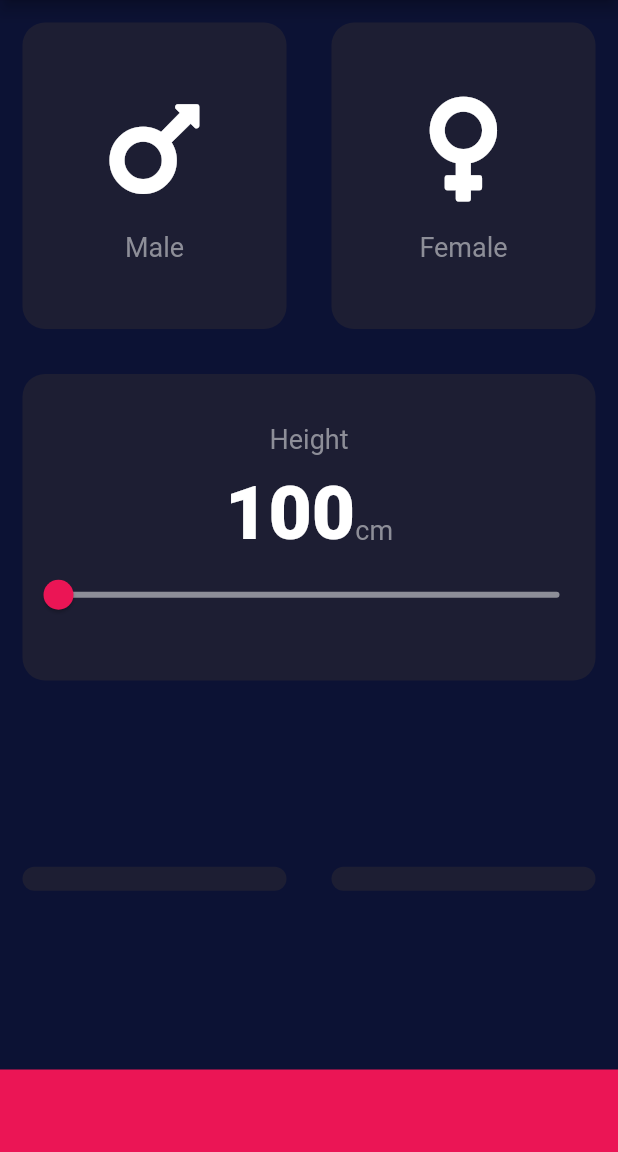
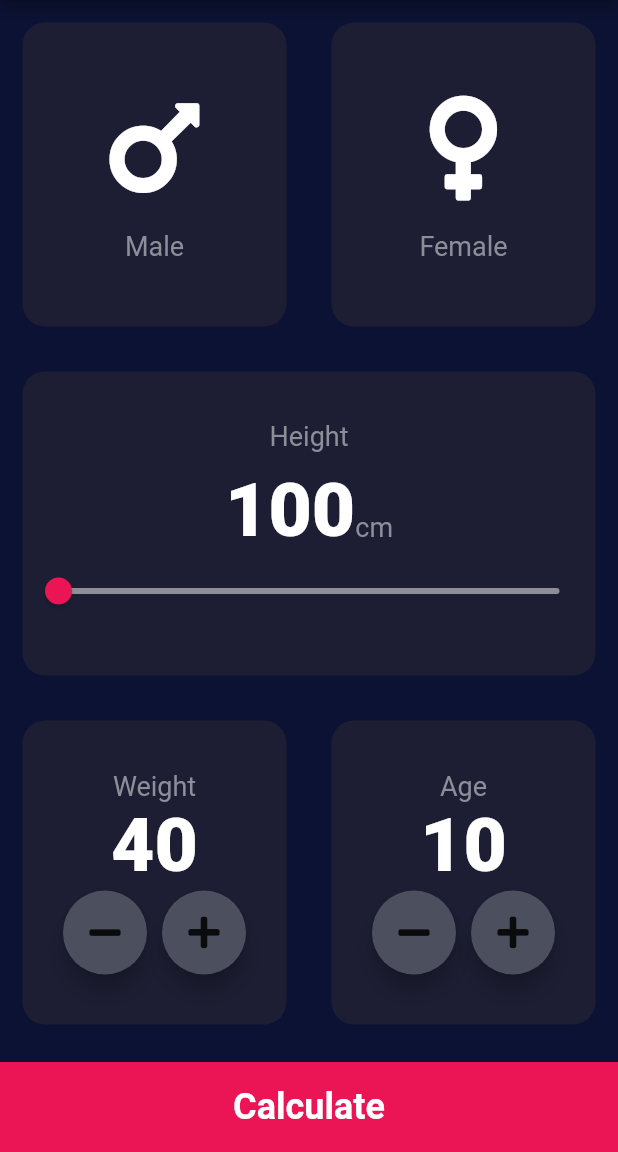
Before and after one commit to LucioMorales/Flutter-Course-Proyects, a Flutter app: the screen it shows after launch, on a phone screen of 412 x 824 dp, the part 84-1236 px from its top. Run offline on Flutter 3.47's test engine with Material 2 defaults, Android fonts, the light colour scheme and no system bars; our stand-ins replace audioplayers, font_awesome_flutter, get, get_storage, hexcolor, introduction_screen and 1 more.

Commit message:
Lot of Changes: - overall app structure - changed icon and name of app - added screens - added widgets - added functionality

```diff
--- /dev/null
+++ b/bmi_calculator/lib/calculator.dart
@@ -0,0 +1,36 @@
+import 'dart:math';
+
+class Calculator{
+  Calculator({this.weight=0,this.height=0});
+
+  final int height;
+  final int weight;
+
+  double _bmi = 0;
+
+  String calculateBMI() {
+    _bmi = weight/pow(height/100, 2);
+    return _bmi.toStringAsFixed(1);
+  }
+
+  String getResult(){
+    if(_bmi >= 25){
+      return 'Overweight';
+    } else if(_bmi > 18.5){
+      return 'normal';
+    } else{
+      return 'Underweight';
+    }
+  }
+
+  String getInterpretation(){
+    if(_bmi >= 25){
+      return 'You have a higher than normal body weight. Try to exercise more.';
+    } else if(_bmi > 18.5){
+      return 'You have a normal weight. Good Job!';
+    } else{
+      return 'You have a lower than normal body weight. You can eat a bit more.';
+    }
+  }
+
+}
--- /dev/null
+++ b/bmi_calculator/lib/components/bottom_button.dart
@@ -0,0 +1,28 @@
+import 'package:flutter/material.dart';
+import 'package:bmi_calculator/constants.dart';
+
+class BottomButton extends StatelessWidget {
+  BottomButton({this.buttonText = '', this.onTap});
+
+  final String buttonText;
+  final VoidCallback? onTap;
+
+  @override
+  Widget build(BuildContext context) {
+    return GestureDetector(
+      onTap: onTap,
+      child: Container(
+        child: Center(
+          child: Text(
+            buttonText,
+            style: kContainerTextStyle,
+          ),
+        ),
+        color: kBottomContainerColor,
+        margin: EdgeInsets.only(top: 10.0),
+        width: double.infinity,
+        height: kBottomContainerHeigth,
+      ),
+    );
+  }
+}
--- a/bmi_calculator/lib/card_model.dart
+++ b/bmi_calculator/lib/components/card_model.dart
@@ -1,5 +1,5 @@
 import 'package:flutter/material.dart';
-import 'constants.dart';
+import 'package:bmi_calculator/constants.dart';
 
 class CardModel extends StatelessWidget {
   final Color colorin;
--- a/bmi_calculator/lib/icon_content.dart
+++ b/bmi_calculator/lib/components/icon_content.dart
@@ -1,5 +1,5 @@
 import 'package:flutter/material.dart';
-import 'constants.dart';
+import 'package:bmi_calculator/constants.dart';
 
 
 class CardChild extends StatelessWidget {
--- /dev/null
+++ b/bmi_calculator/lib/components/round_icon.dart
@@ -0,0 +1,24 @@
+import 'package:flutter/material.dart';
+import 'package:font_awesome_flutter/font_awesome_flutter.dart';
+
+class RoundIconButton extends StatelessWidget {
+  RoundIconButton({this.icon = FontAwesomeIcons.minus, this.onPressed});
+
+  final IconData icon;
+  final VoidCallback? onPressed;
+
+  @override
+  Widget build(BuildContext context) {
+    return RawMaterialButton(
+      elevation: 6.0,
+      child: Icon(icon),
+      onPressed: onPressed,
+      constraints: BoxConstraints.tightFor(
+        width: 56.0,
+        height: 56.0,
+      ),
+      shape: CircleBorder(),
+      fillColor: Color(0xFF4C4F5E),
+    );
+  }
+}
--- a/bmi_calculator/lib/constants.dart
+++ b/bmi_calculator/lib/constants.dart
@@ -1,6 +1,6 @@
 import 'package:flutter/material.dart';
 
-const kBottomContainerHeigth = 55.0;
+const kBottomContainerHeigth = 60.0;
 const kBottomContainerColor = Color(0xFFEB1555);
 const kInactiveCardColor = Color(0xFF1D1E33);
 const kActiveCardColor = Color(0xFF111328);
@@ -12,7 +12,31 @@ const kBottomTextStyle = TextStyle(
   color: Color(0xFF8D8E98),
 );
 
+const kContainerTextStyle = TextStyle(
+  fontSize: 24.0,
+  fontWeight: FontWeight.bold,
+);
+const kTitleTextStyle = TextStyle(
+  fontSize: 50.0,
+  fontWeight: FontWeight.bold,
+);
+
+const kResultTextStyle = TextStyle(
+  fontSize: 22.0,
+  color: Color(0xFF24D876),
+  fontWeight: FontWeight.bold,
+);
+
+const kResultNumbertStyle = TextStyle(
+  fontSize: 100.0,
+  fontWeight: FontWeight.bold,
+);
+
+const kRecommendationStyle = TextStyle(
+  fontSize: 22.0,
+);
+
 const kNumber = TextStyle(
-  fontSize: 50,
+  fontSize: 50.0,
   fontWeight: FontWeight.w900,
 );
--- a/bmi_calculator/lib/input_page.dart
+++ /dev/null
@@ -1,134 +0,0 @@
-import 'package:flutter/material.dart';
-import 'package:font_awesome_flutter/font_awesome_flutter.dart';
-import 'icon_content.dart';
-import 'card_model.dart';
-import 'constants.dart';
-
-// enum GenderType {
-//   male,
-//   female,
-//   notSelected
-// }
-
-class InputPage extends StatefulWidget {
-  @override
-  _InputPageState createState() => _InputPageState();
-}
-
-class _InputPageState extends State<InputPage> {
-  //GenderType gender = GenderType.notSelected;
-  bool maleActive = false;
-  bool femaleActive = false;
-  int height = 100;
-
-  @override
-  Widget build(BuildContext context) {
-    return Scaffold(
-      appBar: AppBar(
-        title: Text('BMI CALCULATOR'),
-        centerTitle: true,
-      ),
-      body: Column(
-        crossAxisAlignment: CrossAxisAlignment.stretch,
-        children: <Widget>[
-          Expanded(
-            child: Row(
-              children: <Widget>[
-                Expanded(
-                  child: CardModel(
-                    //gender ==  GenderType.male ? activeCardColor : inactiveCardColor,
-                    colorin: maleActive ? kActiveCardColor : kInactiveCardColor,
-                    cardChild: CardChild(FontAwesomeIcons.mars, 'Male'),
-                    onPress: () {
-                      setState(() {
-                        //gender = GenderType.male
-                        maleActive = true;
-                        femaleActive = false;
-                      });
-                    },
-                  ),
-                ),
-                Expanded(
-                  child: CardModel(
-                    //gender == GenderType.female ? activeCardColor : inactiveCardColor,
-                    colorin:
-                        femaleActive ? kActiveCardColor : kInactiveCardColor,
-                    cardChild: CardChild(FontAwesomeIcons.venus, 'Female'),
-                    onPress: () {
-                      setState(() {
-                        //gender = GenderType.female
-                        maleActive = false;
-                        femaleActive = true;
-                      });
-                    },
-                  ),
-                ),
-              ],
-            ),
-          ),
-          Expanded(
-            child: CardModel(
-              cardChild: Column(
-                mainAxisAlignment: MainAxisAlignment.center,
-                children: <Widget>[
-                  Text(
-                    'Height',
-                    style: kBottomTextStyle,
-                  ),
-                  SizedBox(
-                    height: 10,
-                  ),
-                  Row(
-                    mainAxisAlignment: MainAxisAlignment.center,
-                    crossAxisAlignment: CrossAxisAlignment.baseline,
-                    textBaseline: TextBaseline.alphabetic,
-                    children: [
-                      Text(
-                        height.toString(),
-                        style: kNumber,
-                      ),
-                      Text(
-                        'cm',
-                        style: kBottomTextStyle,
-                      ),
-                    ],
-                  ),
-                  Slider(
-                    value: height.toDouble(),
-                    min: 100.0,
-                    max: 250.0,
-                    activeColor: kSliderActive,
-                    inactiveColor: kSliderInactive,
-                    onChanged: (double newValue) {
-                      setState(() {
-                        height = newValue.round();
-                      });
-                    },
-                  ),
-                ],
-              ),
-            ),
-          ),
-          Expanded(
-            child: Row(
-              children: <Widget>[
-                Expanded(
-                  child: CardModel(),
-                ),
-                Expanded(
-                  child: CardModel(),
-                ),
-              ],
-            ),
-          ),
-          Container(
-            color: kBottomContainerColor,
-            margin: EdgeInsets.only(top: 10.0),
-            width: double.infinity,
-            height: kBottomContainerHeigth,
-          )
-        ],
-      ),
-    );
-  }
-}
--- a/bmi_calculator/lib/main.dart
+++ b/bmi_calculator/lib/main.dart
@@ -1,5 +1,5 @@
 import 'package:flutter/material.dart';
-import 'input_page.dart';
+import 'package:bmi_calculator/screens/input_page.dart';
 
 void main() => runApp(BMICalculator());
 
--- /dev/null
+++ b/bmi_calculator/lib/screens/input_page.dart
@@ -0,0 +1,228 @@
+import 'package:bmi_calculator/screens/results_page.dart';
+import 'package:flutter/material.dart';
+import 'package:font_awesome_flutter/font_awesome_flutter.dart';
+import 'package:bmi_calculator/components/icon_content.dart';
+import 'package:bmi_calculator/components/card_model.dart';
+import 'package:bmi_calculator/components/bottom_button.dart';
+import 'package:bmi_calculator/components/round_icon.dart';
+import 'package:bmi_calculator/constants.dart';
+import 'package:bmi_calculator/calculator.dart';
+
+// enum GenderType {
+//   male,
+//   female,
+//   notSelected
+// }
+
+class InputPage extends StatefulWidget {
+  @override
+  _InputPageState createState() => _InputPageState();
+}
+
+class _InputPageState extends State<InputPage> {
+  //GenderType gender = GenderType.notSelected;
+  bool maleActive = false;
+  bool femaleActive = false;
+  int height = 100;
+  int weight = 40;
+  int age = 10;
+
+  @override
+  Widget build(BuildContext context) {
+    return Scaffold(
+      appBar: AppBar(
+        title: Text('BMI CALCULATOR'),
+        centerTitle: true,
+      ),
+      body: Column(
+        crossAxisAlignment: CrossAxisAlignment.stretch,
+        children: <Widget>[
+          Expanded(
+            child: Row(
+              children: <Widget>[
+                Expanded(
+                  child: CardModel(
+                    //gender ==  GenderType.male ? activeCardColor : inactiveCardColor,
+                    colorin: maleActive ? kActiveCardColor : kInactiveCardColor,
+                    cardChild: CardChild(FontAwesomeIcons.mars, 'Male'),
+                    onPress: () {
+                      setState(() {
+                        //gender = GenderType.male
+                        maleActive = true;
+                        femaleActive = false;
+                      });
+                    },
+                  ),
+                ),
+                Expanded(
+                  child: CardModel(
+                    //gender == GenderType.female ? activeCardColor : inactiveCardColor,
+                    colorin:
+                        femaleActive ? kActiveCardColor : kInactiveCardColor,
+                    cardChild: CardChild(FontAwesomeIcons.venus, 'Female'),
+                    onPress: () {
+                      setState(() {
+                        //gender = GenderType.female
+                        maleActive = false;
+                        femaleActive = true;
+                      });
+                    },
+                  ),
+                ),
+              ],
+            ),
+          ),
+          Expanded(
+            child: CardModel(
+              cardChild: Column(
+                mainAxisAlignment: MainAxisAlignment.center,
+                children: <Widget>[
+                  Text(
+                    'Height',
+                    style: kBottomTextStyle,
+                  ),
+                  SizedBox(
+                    height: 10,
+                  ),
+                  Row(
+                    mainAxisAlignment: MainAxisAlignment.center,
+                    crossAxisAlignment: CrossAxisAlignment.baseline,
+                    textBaseline: TextBaseline.alphabetic,
+                    children: [
+                      Text(
+                        height.toString(),
+                        style: kNumber,
+                      ),
+                      Text(
+                        'cm',
+                        style: kBottomTextStyle,
+                      ),
+                    ],
+                  ),
+                  SliderTheme(
+                    data: SliderTheme.of(context).copyWith(
+                      activeTrackColor: Colors.white,
+                      inactiveTrackColor: kSliderInactive,
+                      thumbColor: kSliderActive,
+                      overlayColor: Color(0x32EB1555),
+                      thumbShape: RoundSliderThumbShape(enabledThumbRadius: 9),
+                    ),
+                    child: Slider(
+                      value: height.toDouble(),
+                      min: 100.0,
+                      max: 250.0,
+                      onChanged: (double newValue) {
+                        setState(() {
+                          height = newValue.round();
+                        });
+                      },
+                    ),
+                  ),
+                ],
+              ),
+            ),
+          ),
+          Expanded(
+            child: Row(
+              children: <Widget>[
+                Expanded(
+                  child: CardModel(
+                    cardChild: Column(
+                      mainAxisAlignment: MainAxisAlignment.center,
+                      children: <Widget>[
+                        Text(
+                          'Weight',
+                          style: kBottomTextStyle,
+                        ),
+                        Text(
+                          weight.toString(),
+                          style: kNumber,
+                        ),
+                        Row(
+                          mainAxisAlignment: MainAxisAlignment.center,
+                          children: [
+                            RoundIconButton(
+                                icon: FontAwesomeIcons.minus,
+                                onPressed: () {
+                                  setState(() {
+                                    weight--;
+                                  });
+                                }),
+                            SizedBox(width: 10),
+                            RoundIconButton(
+                              icon: FontAwesomeIcons.plus,
+                              onPressed: () {
+                                setState(() {
+                                  weight++;
+                                });
+                              },
+                            ),
+                          ],
+                        ),
+                      ],
+                    ),
+                  ),
+                ),
+                Expanded(
+                  child: CardModel(
+                    cardChild: Column(
+                      mainAxisAlignment: MainAxisAlignment.center,
+                      children: <Widget>[
+                        Text(
+                          'Age',
+                          style: kBottomTextStyle,
+                        ),
+                        Text(
+                          age.toString(),
+                          style: kNumber,
+                        ),
+                        Row(
+                          mainAxisAlignment: MainAxisAlignment.center,
+                          children: [
+                            RoundIconButton(
+                                icon: FontAwesomeIcons.minus,
+                                onPressed: () {
+                                  setState(() {
+                                    age--;
+                                  });
+                                }),
+                            SizedBox(width: 10),
+                            RoundIconButton(
+                              icon: FontAwesomeIcons.plus,
+                              onPressed: () {
+                                setState(() {
+                                  age++;
+                                });
+                              },
+                            ),
+                          ],
+                        ),
+                      ],
+                    ),
+                  ),
+                ),
+              ],
+            ),
+          ),
+          BottomButton(
+            buttonText: 'Calculate',
+            onTap: () {
+              Calculator calc = Calculator(height: height, weight: weight);
+
+              Navigator.push(
+                context,
+                MaterialPageRoute(
+                  builder: (context) => ResultsPage(
+                    bmiResult: calc.calculateBMI(),
+                    resultText: calc.getResult(),
+                    interpretation: calc.getInterpretation(),
+                  ),
+                ),
+              );
+            },
+          ),
+        ],
+      ),
+    );
+  }
+}
```
Also changed, not shown: bmi_calculator/lib/screens/results_page.dart (added, +71 -0 lines), 38 other files.
